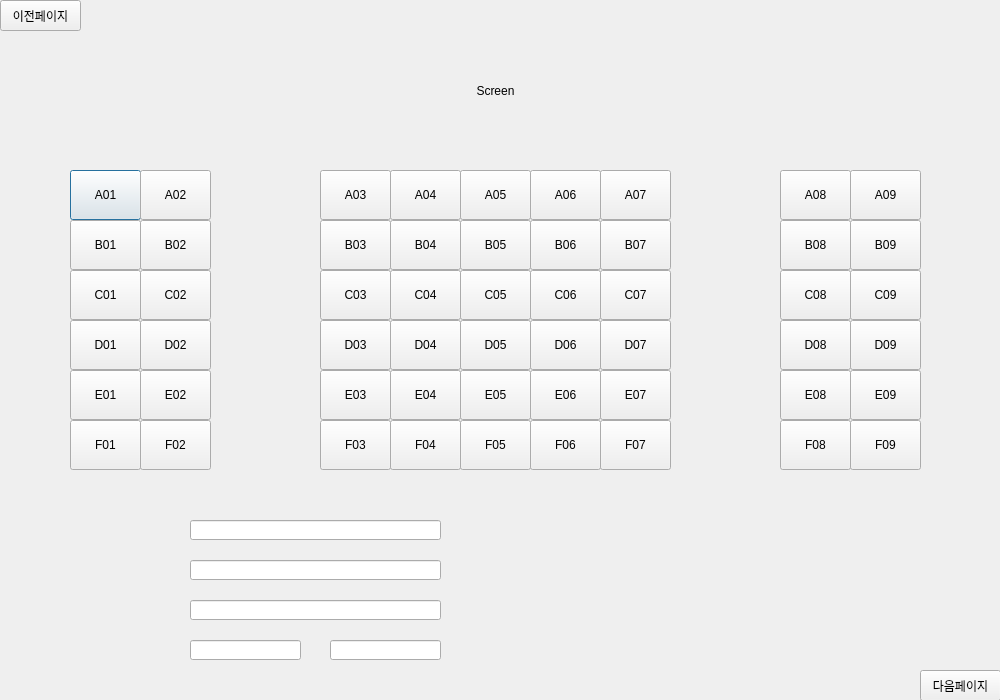
Qt form ui/bookpage3.ui (2sseong/mini_project_2025-03) before a commit.
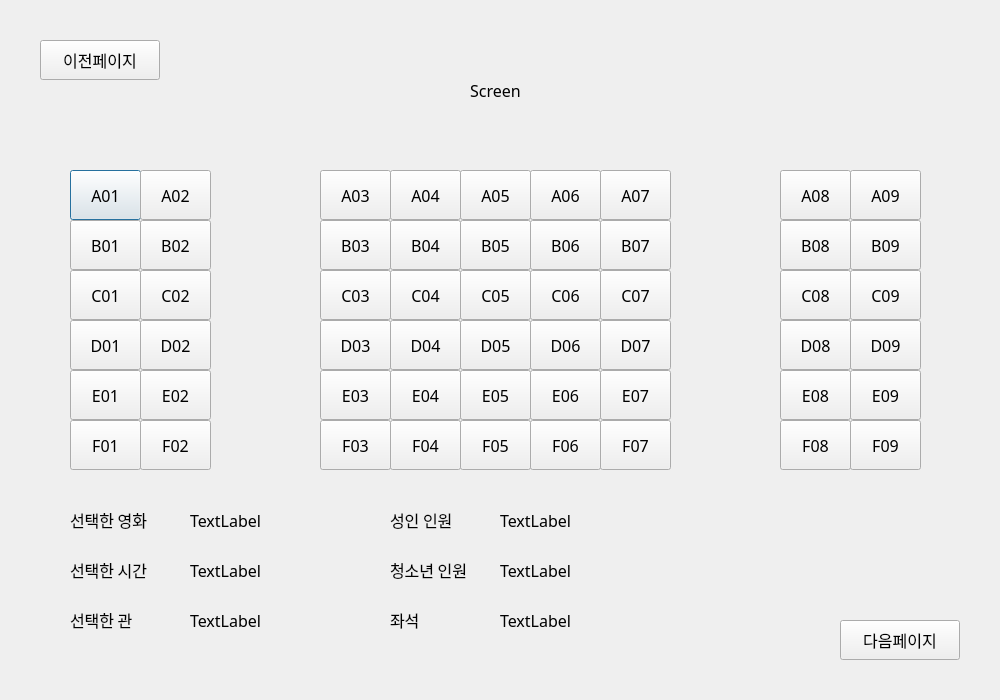
The same form after that commit.

```diff
--- a/ui/bookpage3.ui
+++ b/ui/bookpage3.ui
@@ -10,6 +10,18 @@
     <height>700</height>
    </rect>
   </property>
+  <property name="minimumSize">
+   <size>
+    <width>1000</width>
+    <height>700</height>
+   </size>
+  </property>
+  <property name="maximumSize">
+   <size>
+    <width>1000</width>
+    <height>700</height>
+   </size>
+  </property>
   <property name="windowTitle">
    <string>Dialog</string>
   </property>
@@ -22,6 +34,12 @@
      <height>50</height>
     </rect>
    </property>
+   <property name="font">
+    <font>
+     <family>NanumGothic</family>
+     <pointsize>12</pointsize>
+    </font>
+   </property>
    <property name="text">
     <string>A01</string>
    </property>
@@ -35,6 +53,12 @@
      <height>50</height>
     </rect>
    </property>
+   <property name="font">
+    <font>
+     <family>NanumGothic</family>
+     <pointsize>12</pointsize>
+    </font>
+   </property>
    <property name="text">
     <string>A02</string>
    </property>
@@ -48,6 +72,12 @@
      <height>50</height>
     </rect>
    </property>
+   <property name="font">
+    <font>
+     <family>NanumGothic</family>
+     <pointsize>12</pointsize>
+    </font>
+   </property>
    <property name="text">
     <string>B01</string>
    </property>
@@ -61,6 +91,12 @@
      <height>50</height>
     </rect>
    </property>
+   <property name="font">
+    <font>
+     <family>NanumGothic</family>
+     <pointsize>12</pointsize>
+    </font>
+   </property>
    <property name="text">
     <string>B02</string>
    </property>
@@ -74,6 +110,12 @@
      <height>50</height>
     </rect>
    </property>
+   <property name="font">
+    <font>
+     <family>NanumGothic</family>
+     <pointsize>12</pointsize>
+    </font>
+   </property>
    <property name="text">
     <string>D02</string>
    </property>
@@ -87,6 +129,12 @@
      <height>50</height>
     </rect>
    </property>
+   <property name="font">
+    <font>
+     <family>NanumGothic</family>
+     <pointsize>12</pointsize>
+    </font>
+   </property>
    <property name="text">
     <string>C02</string>
    </property>
@@ -100,6 +148,12 @@
      <height>50</height>
     </rect>
    </property>
+   <property name="font">
+    <font>
+     <family>NanumGothic</family>
+     <pointsize>12</pointsize>
+    </font>
+   </property>
    <property name="text">
     <string>C01</string>
    </property>
@@ -113,6 +167,12 @@
      <height>50</height>
     </rect>
    </property>
+   <property name="font">
+    <font>
+     <family>NanumGothic</family>
+     <pointsize>12</pointsize>
+    </font>
+   </property>
    <property name="text">
     <string>D01</string>
    </property>
@@ -126,6 +186,12 @@
      <height>50</height>
     </rect>
    </property>
+   <property name="font">
+    <font>
+     <family>NanumGothic</family>
+     <pointsize>12</pointsize>
+    </font>
+   </property>
    <property name="text">
     <string>E02</string>
    </property>
@@ -139,6 +205,12 @@
      <height>50</height>
     </rect>
    </property>
+   <property name="font">
+    <font>
+     <family>NanumGothic</family>
+     <pointsize>12</pointsize>
+    </font>
+   </property>
    <property name="text">
     <string>E01</string>
    </property>
@@ -152,6 +224,12 @@
      <height>50</height>
     </rect>
    </property>
+   <property name="font">
+    <font>
+     <family>NanumGothic</family>
+     <pointsize>12</pointsize>
+    </font>
+   </property>
    <property name="text">
     <string>B03</string>
    </property>
@@ -165,6 +243,12 @@
      <height>50</height>
     </rect>
    </property>
+   <property name="font">
+    <font>
+     <family>NanumGothic</family>
+     <pointsize>12</pointsize>
+    </font>
+   </property>
    <property name="text">
     <string>C03</string>
    </property>
@@ -178,6 +262,12 @@
      <height>50</height>
     </rect>
    </property>
+   <property name="font">
+    <font>
+     <family>NanumGothic</family>
+     <pointsize>12</pointsize>
+    </font>
+   </property>
    <property name="text">
     <string>A03</string>
    </property>
@@ -191,6 +281,12 @@
      <height>50</height>
     </rect>
    </property>
+   <property name="font">
+    <font>
+     <family>NanumGothic</family>
+     <pointsize>12</pointsize>
+    </font>
+   </property>
    <property name="text">
     <string>E03</string>
    </property>
@@ -204,6 +300,12 @@
      <height>50</height>
     </rect>
    </property>
+   <property name="font">
+    <font>
+     <family>NanumGothic</family>
+     <pointsize>12</pointsize>
+    </font>
+   </property>
    <property name="text">
     <string>D03</string>
    </property>
@@ -217,6 +319,12 @@
      <height>50</height>
     </rect>
    </property>
+   <property name="font">
+    <font>
+     <family>NanumGothic</family>
+     <pointsize>12</pointsize>
+    </font>
+   </property>
    <property name="text">
     <string>C04</string>
    </property>
@@ -230,6 +338,12 @@
      <height>50</height>
     </rect>
    </property>
+   <property name="font">
+    <font>
+     <family>NanumGothic</family>
+     <pointsize>12</pointsize>
+    </font>
+   </property>
    <property name="text">
     <string>B04</string>
    </property>
@@ -243,6 +357,12 @@
      <height>50</height>
     </rect>
    </property>
+   <property name="font">
+    <font>
+     <family>NanumGothic</family>
+     <pointsize>12</pointsize>
+    </font>
+   </property>
    <property name="text">
     <string>D04</string>
    </property>
@@ -256,6 +376,12 @@
      <height>50</height>
     </rect>
    </property>
+   <property name="font">
+    <font>
+     <family>NanumGothic</family>
+     <pointsize>12</pointsize>
+    </font>
+   </property>
    <property name="text">
     <string>E04</string>
    </property>
@@ -269,6 +395,12 @@
      <height>50</height>
     </rect>
    </property>
+   <property name="font">
+    <font>
+     <family>NanumGothic</family>
+     <pointsize>12</pointsize>
+    </font>
+   </property>
    <property name="text">
     <string>A04</string>
    </property>
@@ -282,6 +414,12 @@
      <height>50</height>
     </rect>
    </property>
+   <property name="font">
+    <font>
+     <family>NanumGothic</family>
+     <pointsize>12</pointsize>
+    </font>
+   </property>
    <property name="text">
     <string>D05</string>
    </property>
@@ -295,6 +433,12 @@
      <height>50</height>
     </rect>
    </property>
+   <property name="font">
+    <font>
+     <family>NanumGothic</family>
+     <pointsize>12</pointsize>
+    </font>
+   </property>
    <property name="text">
     <string>E05</string>
    </property>
@@ -308,6 +452,12 @@
      <height>50</height>
     </rect>
    </property>
+   <property name="font">
+    <font>
+     <family>NanumGothic</family>
+     <pointsize>12</pointsize>
+    </font>
+   </property>
    <property name="text">
     <string>A05</string>
    </property>
@@ -321,6 +471,12 @@
      <height>50</height>
     </rect>
    </property>
+   <property name="font">
+    <font>
+     <family>NanumGothic</family>
+     <pointsize>12</pointsize>
+    </font>
+   </property>
    <property name="text">
     <string>C05</string>
    </property>
@@ -334,6 +490,12 @@
      <height>50</height>
     </rect>
    </property>
+   <property name="font">
+    <font>
+     <family>NanumGothic</family>
+     <pointsize>12</pointsize>
+    </font>
+   </property>
    <property name="text">
     <string>B05</string>
    </property>
@@ -347,6 +509,12 @@
      <height>50</height>
     </rect>
    </property>
+   <property name="font">
+    <font>
+     <family>NanumGothic</family>
+     <pointsize>12</pointsize>
+    </font>
+   </property>
    <property name="text">
     <string>D06</string>
    </property>
@@ -360,6 +528,12 @@
      <height>50</height>
     </rect>
    </property>
+   <property name="font">
+    <font>
+     <family>NanumGothic</family>
+     <pointsize>12</pointsize>
+    </font>
+   </property>
    <property name="text">
     <string>C06</string>
    </property>
@@ -373,6 +547,12 @@
      <height>50</height>
     </rect>
    </property>
+   <property name="font">
+    <font>
+     <family>NanumGothic</family>
+     <pointsize>12</pointsize>
+    </font>
+   </property>
    <property name="text">
     <string>A06</string>
    </property>
@@ -386,6 +566,12 @@
      <height>50</height>
     </rect>
    </property>
+   <property name="font">
+    <font>
+     <family>NanumGothic</family>
+     <pointsize>12</pointsize>
+    </font>
+   </property>
    <property name="text">
     <string>E06</string>
    </property>
@@ -399,6 +585,12 @@
      <height>50</height>
     </rect>
    </property>
+   <property name="font">
+    <font>
+     <family>NanumGothic</family>
+     <pointsize>12</pointsize>
+    </font>
+   </property>
    <property name="text">
     <string>B06</string>
    </property>
@@ -412,6 +604,12 @@
      <height>50</height>
     </rect>
    </property>
+   <property name="font">
+    <font>
+     <family>NanumGothic</family>
+     <pointsize>12</pointsize>
+    </font>
+   </property>
    <property name="text">
     <string>C07</string>
    </property>
@@ -425,6 +623,12 @@
      <height>50</height>
     </rect>
    </property>
+   <property name="font">
+    <font>
+     <family>NanumGothic</family>
+     <pointsize>12</pointsize>
+    </font>
+   </property>
    <property name="text">
     <string>E07</string>
    </property>
@@ -438,6 +642,12 @@
      <height>50</height>
     </rect>
    </property>
+   <property name="font">
+    <font>
+     <family>NanumGothic</family>
+     <pointsize>12</pointsize>
+    </font>
+   </property>
    <property name="text">
     <string>B07</string>
    </property>
@@ -451,6 +661,12 @@
      <height>50</height>
     </rect>
    </property>
+   <property name="font">
+    <font>
+     <family>NanumGothic</family>
+     <pointsize>12</pointsize>
+    </font>
+   </property>
    <property name="text">
     <string>A07</string>
    </property>
@@ -464,6 +680,12 @@
      <height>50</height>
     </rect>
    </property>
+   <property name="font">
+    <font>
+     <family>NanumGothic</family>
+     <pointsize>12</pointsize>
+    </font>
+   </property>
    <property name="text">
     <string>D07</string>
    </property>
@@ -477,6 +699,12 @@
      <height>50</height>
     </rect>
    </property>
+   <property name="font">
+    <font>
+     <family>NanumGothic</family>
+     <pointsize>12</pointsize>
+    </font>
+   </property>
    <property name="text">
     <string>F06</string>
    </property>
@@ -490,6 +718,12 @@
      <height>50</height>
     </rect>
    </property>
+   <property name="font">
+    <font>
+     <family>NanumGothic</family>
+     <pointsize>12</pointsize>
+    </font>
+   </property>
    <property name="text">
     <string>F07</string>
    </property>
@@ -503,6 +737,12 @@
      <height>50</height>
     </rect>
    </property>
+   <property name="font">
+    <font>
+     <family>NanumGothic</family>
+     <pointsize>12</pointsize>
+    </font>
+   </property>
    <property name="text">
     <string>F04</string>
    </property>
@@ -516,6 +756,12 @@
      <height>50</height>
     </rect>
    </property>
+   <property name="font">
+    <font>
+     <family>NanumGothic</family>
+     <pointsize>12</pointsize>
+    </font>
+   </property>
    <property name="text">
     <string>F03</string>
    </property>
@@ -529,6 +775,12 @@
      <height>50</height>
     </rect>
    </property>
+   <property name="font">
+    <font>
+     <family>NanumGothic</family>
+     <pointsize>12</pointsize>
+    </font>
+   </property>
    <property name="text">
     <string>F05</string>
    </property>
@@ -542,6 +794,12 @@
      <height>50</height>
     </rect>
    </property>
+   <property name="font">
+    <font>
+     <family>NanumGothic</family>
+     <pointsize>12</pointsize>
+    </font>
+   </property>
    <property name="text">
     <string>F01</string>
    </property>
@@ -555,6 +813,12 @@
      <height>50</height>
     </rect>
    </property>
+   <property name="font">
+    <font>
+     <family>NanumGothic</family>
+     <pointsize>12</pointsize>
+    </font>
+   </property>
    <property name="text">
     <string>F02</string>
    </property>
@@ -568,6 +832,12 @@
      <height>50</height>
     </rect>
    </property>
+   <property name="font">
+    <font>
+     <family>NanumGothic</family>
+     <pointsize>12</pointsize>
+    </font>
+   </property>
    <property name="text">
     <string>B09</string>
    </property>
@@ -581,6 +851,12 @@
      <height>50</height>
     </rect>
    </property>
+   <property name="font">
+    <font>
+     <family>NanumGothic</family>
+     <pointsize>12</pointsize>
+    </font>
+   </property>
    <property name="text">
     <string>C09</string>
    </property>
@@ -594,6 +870,12 @@
      <height>50</height>
     </rect>
    </property>
+   <property name="font">
+    <font>
+     <family>NanumGothic</family>
+     <pointsize>12</pointsize>
+    </font>
+   </property>
    <property name="text">
     <string>E08</string>
    </property>
@@ -607,6 +889,12 @@
      <height>50</height>
     </rect>
    </property>
+   <property name="font">
+    <font>
+     <family>NanumGothic</family>
+     <pointsize>12</pointsize>
+    </font>
+   </property>
    <property name="text">
     <string>A09</string>
    </property>
@@ -620,6 +908,12 @@
      <height>50</height>
     </rect>
    </property>
+   <property name="font">
+    <font>
+     <family>NanumGothic</family>
+     <pointsize>12</pointsize>
+    </font>
+   </property>
    <property name="text">
     <string>E09</string>
    </property>
@@ -633,6 +927,12 @@
      <height>50</height>
     </rect>
    </property>
+   <property name="font">
+    <font>
+     <family>NanumGothic</family>
+     <pointsize>12</pointsize>
+    </font>
+   </property>
    <property name="text">
     <string>D08</string>
    </property>
@@ -646,6 +946,12 @@
      <height>50</height>
     </rect>
    </property>
+   <property name="font">
+    <font>
+     <family>NanumGothic</family>
+     <pointsize>12</pointsize>
+    </font>
+   </property>
    <property name="text">
     <string>F09</string>
    </property>
@@ -659,6 +965,12 @@
      <height>50</height>
     </rect>
    </property>
+   <property name="font">
+    <font>
+     <family>NanumGothic</family>
+     <pointsize>12</pointsize>
+    </font>
+   </property>
    <property name="text">
     <string>F08</string>
    </property>
@@ -672,6 +984,12 @@
      <height>50</height>
     </rect>
    </property>
+   <property name="font">
+    <font>
+     <family>NanumGothic</family>
+     <pointsize>12</pointsize>
+    </font>
+   </property>
    <property name="text">
     <string>A08</string>
    </property>
@@ -685,6 +1003,12 @@
      <height>50</height>
     </rect>
    </property>
+   <property name="font">
+    <font>
+     <family>NanumGothic</family>
+     <pointsize>12</pointsize>
+    </font>
+   </property>
    <property name="text">
     <string>C08</string>
    </property>
@@ -698,6 +1022,12 @@
      <height>50</height>
     </rect>
    </property>
+   <property name="font">
+    <font>
+     <family>NanumGothic</family>
+     <pointsize>12</pointsize>
+    </font>
+   </property>
    <property name="text">
     <string>D09</string>
    </property>
@@ -711,6 +1041,12 @@
      <height>50</height>
     </rect>
    </property>
+   <property name="font">
+    <font>
+     <family>NanumGothic</family>
+     <pointsize>12</pointsize>
+    </font>
+   </property>
    <property name="text">
     <string>B08</string>
    </property>
@@ -718,12 +1054,18 @@
   <widget class="QPushButton" name="btn_goback">
    <property name="geometry">
     <rect>
-     <x>0</x>
-     <y>0</y>
-     <width>81</width>
-     <height>31</height>
+     <x>40</x>
+     <y>40</y>
+     <width>120</width>
+     <height>40</height>
     </rect>
    </property>
+   <property name="font">
+    <font>
+     <family>NanumGothic</family>
+     <pointsize>12</pointsize>
+    </font>
+   </property>
    <property name="text">
     <string>이전페이지</string>
    </property>
@@ -731,12 +1073,18 @@
   <widget class="QPushButton" name="btn_next">
    <property name="geometry">
     <rect>
-     <x>920</x>
-     <y>670</y>
-     <width>81</width>
-     <height>31</height>
+     <x>840</x>
+     <y>620</y>
+     <width>120</width>
+     <height>40</height>
     </rect>
    </property>
+   <property name="font">
+    <font>
+     <family>NanumGothic</family>
+     <pointsize>12</pointsize>
+    </font>
+   </property>
    <property name="text">
     <string>다음페이지</string>
    </property>
@@ -750,6 +1098,12 @@
      <height>121</height>
     </rect>
    </property>
+   <property name="font">
+    <font>
+     <family>NanumGothic</family>
+     <pointsize>12</pointsize>
+    </font>
+   </property>
    <property name="text">
     <string>Screen</string>
    </property>
@@ -757,69 +1111,232 @@
     <set>Qt::AlignCenter</set>
    </property>
   </widget>
-  <widget class="QLineEdit" name="input_moviename">
+  <widget class="QLabel" name="lbl_test2">
    <property name="geometry">
     <rect>
      <x>190</x>
-     <y>520</y>
-     <width>251</width>
+     <y>560</y>
+     <width>200</width>
      <height>20</height>
     </rect>
    </property>
-   <property name="readOnly">
-    <bool>true</bool>
+   <property name="font">
+    <font>
+     <family>NanumGothic</family>
+     <pointsize>12</pointsize>
+    </font>
    </property>
+   <property name="text">
+    <string>TextLabel</string>
+   </property>
   </widget>
-  <widget class="QLineEdit" name="input_movietime">
+  <widget class="QLabel" name="lbl_test5">
    <property name="geometry">
     <rect>
-     <x>190</x>
+     <x>500</x>
      <y>560</y>
-     <width>251</width>
+     <width>200</width>
      <height>20</height>
     </rect>
    </property>
-   <property name="readOnly">
-    <bool>true</bool>
+   <property name="font">
+    <font>
+     <family>NanumGothic</family>
+     <pointsize>12</pointsize>
+    </font>
    </property>
+   <property name="text">
+    <string>TextLabel</string>
+   </property>
   </widget>
-  <widget class="QLineEdit" name="input_theater">
+  <widget class="QLabel" name="label_5">
    <property name="geometry">
     <rect>
+     <x>70</x>
+     <y>510</y>
+     <width>91</width>
+     <height>20</height>
+    </rect>
+   </property>
+   <property name="font">
+    <font>
+     <family>NanumGothic</family>
+     <pointsize>12</pointsize>
+    </font>
+   </property>
+   <property name="text">
+    <string>선택한 영화</string>
+   </property>
+  </widget>
+  <widget class="QLabel" name="lbl_test1">
+   <property name="geometry">
+    <rect>
      <x>190</x>
-     <y>600</y>
-     <width>251</width>
+     <y>510</y>
+     <width>200</width>
      <height>20</height>
     </rect>
    </property>
-   <property name="readOnly">
-    <bool>true</bool>
+   <property name="font">
+    <font>
+     <family>NanumGothic</family>
+     <pointsize>12</pointsize>
+    </font>
    </property>
+   <property name="text">
+    <string>TextLabel</string>
+   </property>
   </widget>
-  <widget class="QLineEdit" name="input_adtnum">
+  <widget class="QLabel" name="label_8">
    <property name="geometry">
     <rect>
+     <x>390</x>
+     <y>560</y>
+     <width>91</width>
+     <height>20</height>
+    </rect>
+   </property>
+   <property name="font">
+    <font>
+     <family>NanumGothic</family>
+     <pointsize>12</pointsize>
+    </font>
+   </property>
+   <property name="text">
+    <string>청소년 인원</string>
+   </property>
+  </widget>
+  <widget class="QLabel" name="label_7">
+   <property name="geometry">
+    <rect>
+     <x>390</x>
+     <y>510</y>
+     <width>91</width>
+     <height>20</height>
+    </rect>
+   </property>
+   <property name="font">
+    <font>
+     <family>NanumGothic</family>
+     <pointsize>12</pointsize>
+    </font>
+   </property>
+   <property name="text">
+    <string>성인 인원</string>
+   </property>
+  </widget>
+  <widget class="QLabel" name="lbl_test3">
+   <property name="geometry">
+    <rect>
      <x>190</x>
-     <y>640</y>
-     <width>111</width>
+     <y>610</y>
+     <width>200</width>
      <height>20</height>
     </rect>
    </property>
-   <property name="readOnly">
-    <bool>true</bool>
+   <property name="font">
+    <font>
+     <family>NanumGothic</family>
+     <pointsize>12</pointsize>
+    </font>
    </property>
+   <property name="text">
+    <string>TextLabel</string>
+   </property>
   </widget>
-  <widget class="QLineEdit" name="input_teennum">
+  <widget class="QLabel" name="lbl_test4">
    <property name="geometry">
     <rect>
-     <x>330</x>
-     <y>640</y>
-     <width>111</width>
+     <x>500</x>
+     <y>510</y>
+     <width>200</width>
      <height>20</height>
     </rect>
    </property>
-   <property name="readOnly">
-    <bool>true</bool>
+   <property name="font">
+    <font>
+     <family>NanumGothic</family>
+     <pointsize>12</pointsize>
+    </font>
+   </property>
+   <property name="text">
+    <string>TextLabel</string>
+   </property>
+  </widget>
+  <widget class="QLabel" name="label_4">
+   <property name="geometry">
+    <rect>
+     <x>70</x>
+     <y>610</y>
+     <width>91</width>
+     <height>20</height>
+    </rect>
+   </property>
+   <property name="font">
+    <font>
+     <family>NanumGothic</family>
+     <pointsize>12</pointsize>
+    </font>
+   </property>
+   <property name="text">
+    <string>선택한 관</string>
+   </property>
+  </widget>
+  <widget class="QLabel" name="label_6">
+   <property name="geometry">
+    <rect>
+     <x>70</x>
+     <y>560</y>
+     <width>91</width>
+     <height>20</height>
+    </rect>
+   </property>
+   <property name="font">
+    <font>
+     <family>NanumGothic</family>
+     <pointsize>12</pointsize>
+    </font>
+   </property>
+   <property name="text">
+    <string>선택한 시간</string>
+   </property>
+  </widget>
+  <widget class="QLabel" name="label_9">
+   <property name="geometry">
+    <rect>
+     <x>390</x>
+     <y>610</y>
+     <width>91</width>
+     <height>20</height>
+    </rect>
+   </property>
+   <property name="font">
+    <font>
+     <family>NanumGothic</family>
+     <pointsize>12</pointsize>
+    </font>
+   </property>
+   <property name="text">
+    <string>좌석</string>
+   </property>
+  </widget>
+  <widget class="QLabel" name="lbl_test5_2">
+   <property name="geometry">
+    <rect>
+     <x>500</x>
+     <y>610</y>
+     <width>200</width>
+     <height>20</height>
+    </rect>
+   </property>
+   <property name="font">
+    <font>
+     <family>NanumGothic</family>
+     <pointsize>12</pointsize>
+    </font>
+   </property>
+   <property name="text">
+    <string>TextLabel</string>
    </property>
   </widget>
  </widget>
```
